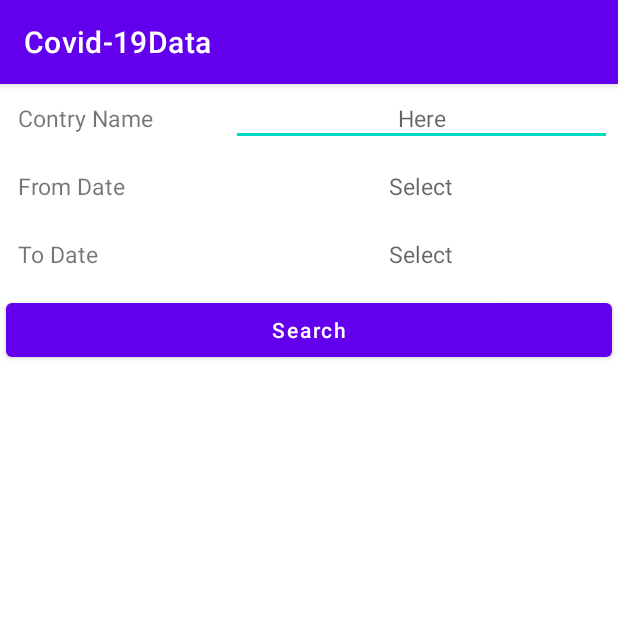
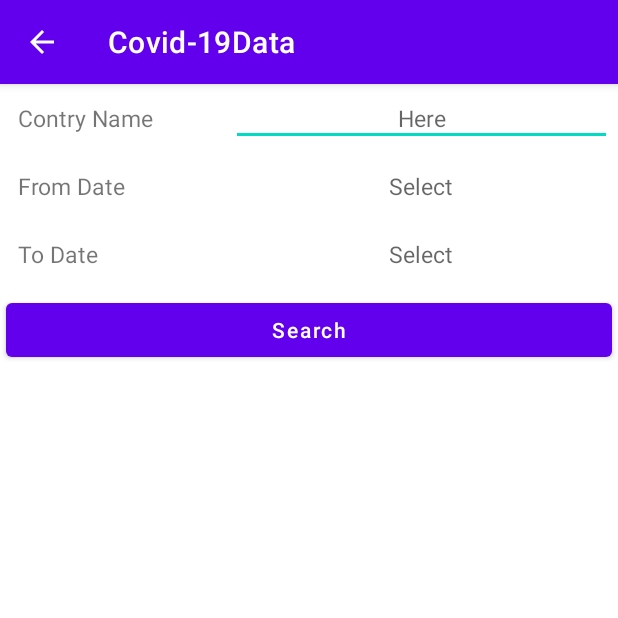
Before and after one commit to mustafa-elhag/Covid-19Data, an Android app: the screen it shows after launch (MainActivity), on a phone screen of 412 x 824 dp, the top half of it. Run offline under Robolectric (Android 15) with nearby library versions, the phone set to English and light mode, and no system bars; 2 statements that could not run were skipped.

```diff
--- a/app/src/main/java/com/cst2335/covid_19data/MainActivity.java
+++ b/app/src/main/java/com/cst2335/covid_19data/MainActivity.java
@@ -1,14 +1,101 @@
 package com.cst2335.covid_19data;
 
+import androidx.appcompat.app.ActionBarDrawerToggle;
 import androidx.appcompat.app.AppCompatActivity;
+import androidx.drawerlayout.widget.DrawerLayout;
 
 import android.os.Bundle;
+import android.widget.EditText;
+
+import androidx.annotation.NonNull;
+import androidx.appcompat.app.ActionBarDrawerToggle;
+import androidx.appcompat.app.AppCompatActivity;
+import androidx.core.view.GravityCompat;
+import androidx.drawerlayout.widget.DrawerLayout;
+import androidx.fragment.app.FragmentTransaction;
+
+import android.app.Activity;
+import android.app.DatePickerDialog;
+import android.app.ProgressDialog;
+import android.content.Intent;
+import android.os.Bundle;
+import android.os.Parcelable;
+import android.text.TextUtils;
+import android.util.Log;
+import android.view.MenuItem;
+import android.view.View;
+import android.view.inputmethod.InputMethodManager;
+import android.widget.Button;
+import android.widget.DatePicker;
+import android.widget.EditText;
+import android.widget.ProgressBar;
+import android.widget.TextView;
+import android.widget.Toast;
+
+import java.util.ArrayList;
+import java.util.Calendar;
+import java.util.List;
+
+
+
+import com.google.android.material.navigation.NavigationView;
 
 public class MainActivity extends AppCompatActivity {
 
-    @Override
-    protected void onCreate(Bundle savedInstanceState) {
-        super.onCreate(savedInstanceState);
-        setContentView(R.layout.activity_main);
-    }
-}
+
+        DrawerLayout drawerLayout;
+        ActionBarDrawerToggle actionBarDrawerToggle;
+        NavigationView navigationView;
+        EditText etName;
+        TextView tvFrom, tvTo;
+        Button btnSearch;
+        ProgressBar progressBar;
+
+        String name, from, to;
+        Calendar c = Calendar.getInstance();
+        int mYear = c.get(Calendar.YEAR);
+        int mMonth = c.get(Calendar.MONTH);
+        int mDay = c.get(Calendar.DAY_OF_MONTH);
+
+        @Override
+        protected void onCreate(Bundle savedInstanceState){
+            super.onCreate(savedInstanceState);
+            setContentView(R.layout.activity_main);
+
+            etName = findViewById(R.id.et_name);
+            tvFrom = findViewById(R.id.tv_from);
+            tvTo = findViewById(R.id.tv_to);
+            btnSearch = findViewById(R.id.btn_search);
+            progressBar = findViewById(R.id.progress_bar);
+
+            drawerLayout = findViewById(R.id.my_drawer_layout);
+            navigationView = findViewById(R.id.navigation_view);
+            actionBarDrawerToggle = new ActionBarDrawerToggle(this, drawerLayout, R.string.nav_open, R.string.nav_close);
+            drawerLayout.addDrawerListener(actionBarDrawerToggle);
+            actionBarDrawerToggle.syncState();
+            getSupportActionBar().setDisplayHomeAsUpEnabled(true);
+
+            navigationView.setNavigationItemSelectedListener(new NavigationView.OnNavigationItemSelectedListener() {
+                @Override
+                public boolean onNavigationItemSelected(MenuItem menuItem) {
+                    switch (menuItem.getItemId()) {
+
+                        case R.id.nav_home: {
+                            Intent i = new Intent(MainActivity.this, MainActivity.class);
+                            i.setFlags(Intent.FLAG_ACTIVITY_NEW_TASK | Intent.FLAG_ACTIVITY_CLEAR_TASK);
+                            startActivity(i);
+                            break;
+                        }
+                        case R.id.nav_save: {
+                            Intent s = new Intent(MainActivity.this, StoredActivity.class);
+                            startActivity(s);
+                            break;
+                        }
+                    }
+                    //close navigation drawer
+                    drawerLayout.closeDrawer(GravityCompat.START);
+                    return true;
+                }
+            });
+
+        }}}
```
